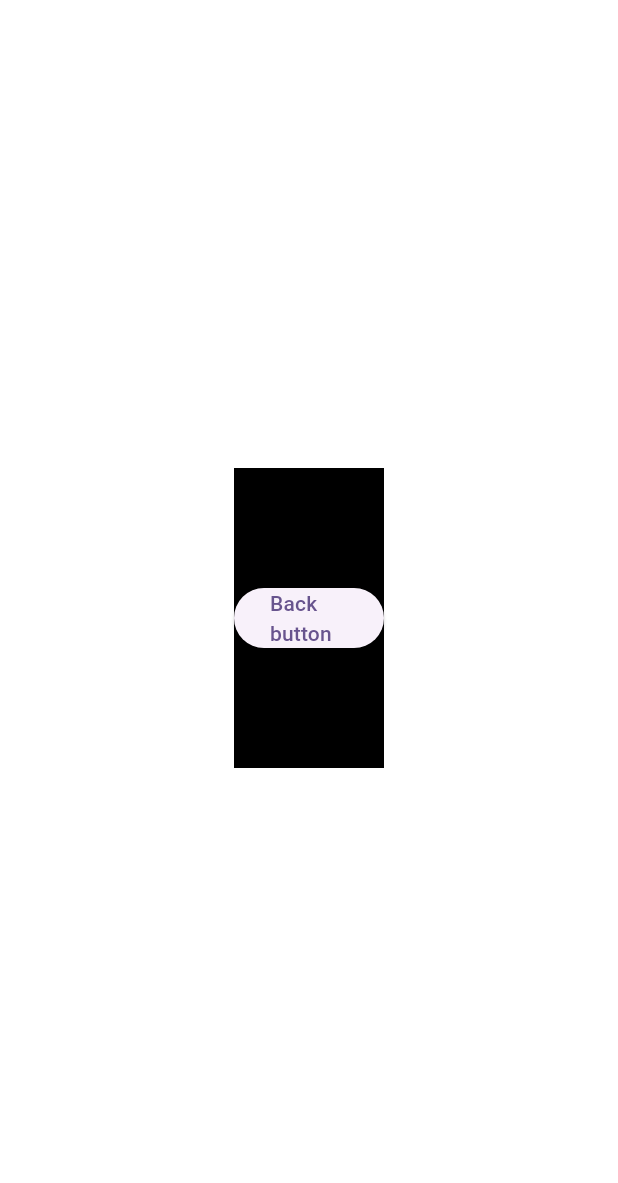
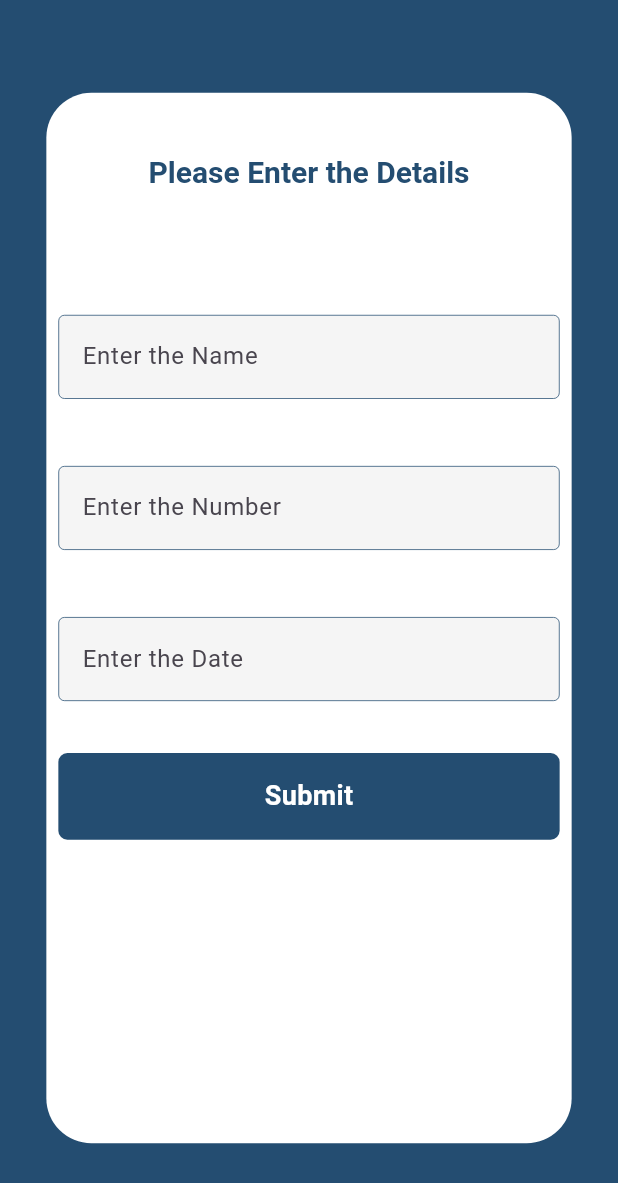
Before and after one commit to mohamed-sajidh/InfoHub, a Flutter app: the InfoSubmitPage screen opened by its route, on a phone screen of 412 x 824 dp. Shown: the top 1183 px of the screen. Run offline on Flutter 3.47's test engine with Material 3 defaults, Android fonts, the phone set to English and light mode, and no system bars; our stand-ins replace get; missing offline and left inert: adaptive_navbar.

Commit message:
info submit page mobile view ui completed

```diff
--- /dev/null
+++ b/assets/colors.dart
@@ -0,0 +1,5 @@
+import 'dart:ui';
+
+class infoColors {
+  static const infoBlue = const Color.fromARGB(255, 36, 77, 113);
+}
--- a/lib/feature/info_submit/info_submit_page.dart
+++ b/lib/feature/info_submit/info_submit_page.dart
@@ -1,32 +1,30 @@
 import 'package:flutter/material.dart';
-import 'package:get/get.dart';
+import 'package:infohub/feature/info_submit/widgets/user_details_mobile_view.dart';
 
-class InfoSubmitPage extends StatefulWidget {
+class InfoSubmitPage extends StatelessWidget {
   const InfoSubmitPage({super.key});
 
   @override
-  State<InfoSubmitPage> createState() => _InfoSubmitPageState();
-}
-
-class _InfoSubmitPageState extends State<InfoSubmitPage> {
-  @override
   Widget build(BuildContext context) {
-    return Center(
-      child: Container(
-        width: 100,
-        height: 200,
-        color: Colors.black,
-        child: Center(
-            child: ElevatedButton(
-          style: ButtonStyle(
-
-          ),
-          onPressed: () {
-            Get.back();
-          },
-          child: Text('Back button'),
-        )),
-      ),
+    return OrientationBuilder(
+      builder: (context, orientation) {
+        return orientation == Orientation.portrait
+            ? UserDetailsMobileView()
+            : Column(
+                children: [
+                  Container(
+                    height: 50,
+                    width: 100,
+                    color: Colors.red,
+                  ),
+                  Container(
+                    height: 50,
+                    width: 100,
+                    color: Colors.blue,
+                  )
+                ],
+              );
+      },
     );
   }
 }
--- /dev/null
+++ b/lib/feature/info_submit/widgets/user_details_mobile_view.dart
@@ -0,0 +1,163 @@
+import 'package:flutter/material.dart';
+
+class UserDetailsMobileView extends StatefulWidget {
+  UserDetailsMobileView({super.key});
+  final anFormKey = GlobalKey<FormState>();
+
+  @override
+  State<UserDetailsMobileView> createState() => _UserDetailsMobileViewState();
+}
+
+class _UserDetailsMobileViewState extends State<UserDetailsMobileView> {
+  @override
+  Widget build(BuildContext context) {
+    var screeenSize = MediaQuery.of(context).size;
+    var width = screeenSize.width;
+    var height = screeenSize.height;
+    return Scaffold(
+      body: Container(
+        width: width * 1,
+        height: height * 1,
+        color: const Color.fromARGB(255, 36, 77, 113),
+        child: Center(
+          child: Container(
+            width: width * 0.85,
+            height: height * 0.85,
+            decoration: BoxDecoration(
+              color: Colors.white,
+              borderRadius: BorderRadius.circular(30),
+            ),
+            child: Padding(
+              padding: const EdgeInsets.all(8.0),
+              child: Form(
+                key: widget.anFormKey,
+                child: Column(
+                  children: [
+                    SizedBox(
+                      height: height * 0.040,
+                    ),
+                    const DefaultTextStyle(
+                      style: TextStyle(
+                        color: Color.fromARGB(255, 36, 77, 113),
+                        fontSize: 20,
+                        fontWeight: FontWeight.w600,
+                      ),
+                      child: Text("Please Enter the Details"),
+                    ),
+                    SizedBox(
+                      height: height * 0.090,
+                    ),
+                    Padding(
+                      padding: const EdgeInsets.only(top: 10, bottom: 10),
+                      child: TextFormField(
+                        // controller: widget.emailController,
+                        // validator: (value) {
+                        //   if (value == null || value.isEmpty) {
+                        //     return 'required';
+                        //   }
+                        //   return null;
+                        // },
+                        decoration: const InputDecoration(
+                          border: InputBorder.none,
+                          filled: true,
+                          fillColor: Color(0x40D9D9D9),
+                          enabledBorder: OutlineInputBorder(
+                            borderSide: BorderSide(
+                              color: Color.fromARGB(255, 36, 77, 113),
+                              width: 0.5,
+                            ),
+                          ),
+                          labelText: 'Enter the Name',
+                        ),
+                      ),
+                    ),
+                    SizedBox(
+                      height: height * 0.030,
+                    ),
+                    Padding(
+                      padding: const EdgeInsets.only(top: 10, bottom: 10),
+                      child: TextFormField(
+                        // controller: widget.emailController,
+                        // validator: (value) {
+                        //   if (value == null || value.isEmpty) {
+                        //     return 'required';
+                        //   }
+                        //   return null;
+                        // },
+                        decoration: const InputDecoration(
+                          border: InputBorder.none,
+                          filled: true,
+                          fillColor: Color(0x40D9D9D9),
+                          enabledBorder: OutlineInputBorder(
+                            borderSide: BorderSide(
+                              color: Color.fromARGB(255, 36, 77, 113),
+                              width: 0.5,
+                            ),
+                          ),
+                          labelText: 'Enter the Number',
+                        ),
+                      ),
+                    ),
+                    SizedBox(
+                      height: height * 0.030,
+                    ),
+                    Padding(
+                      padding: const EdgeInsets.only(top: 10, bottom: 10),
+                      child: TextFormField(
+                        // controller: widget.emailController,
+                        // validator: (value) {
+                        //   if (value == null || value.isEmpty) {
+                        //     return 'required';
+                        //   }
+                        //   return null;
+                        // },
+                        decoration: const InputDecoration(
+                          border: InputBorder.none,
+                          filled: true,
+                          fillColor: Color(0x40D9D9D9),
+                          enabledBorder: OutlineInputBorder(
+                            borderSide: BorderSide(
+                              color: Color.fromARGB(255, 36, 77, 113),
+                              width: 0.5,
+                            ),
+                          ),
+                          labelText: 'Enter the Date',
+                        ),
+                      ),
+                    ),
+                    SizedBox(
+                      height: height * 0.030,
+                    ),
+                    InkWell(
+                      onTap: () {
+                        print("haiiii");
+                      },
+                      child: Container(
+                        height: height * 0.07,
+                        decoration: BoxDecoration(
+                          color: const Color.fromARGB(255, 36, 77, 113),
+                          borderRadius: BorderRadius.circular(6),
+                        ),
+                        child: const Center(
+                          child: Text(
+                            "Submit",
+                            style: TextStyle(
+                              color: Colors.white,
+                              fontSize: 18,
+                              fontWeight: FontWeight.w600,
+                              height: 1.2,
+                            ),
+                          ),
+                        ),
+                      ),
+                    ),
+                  ],
+                ),
+              ),
+            ),
+          ),
+        ),
+      ),
+    );
+  }
+}
```
Also changed, not shown: assets/images.dart (added).
